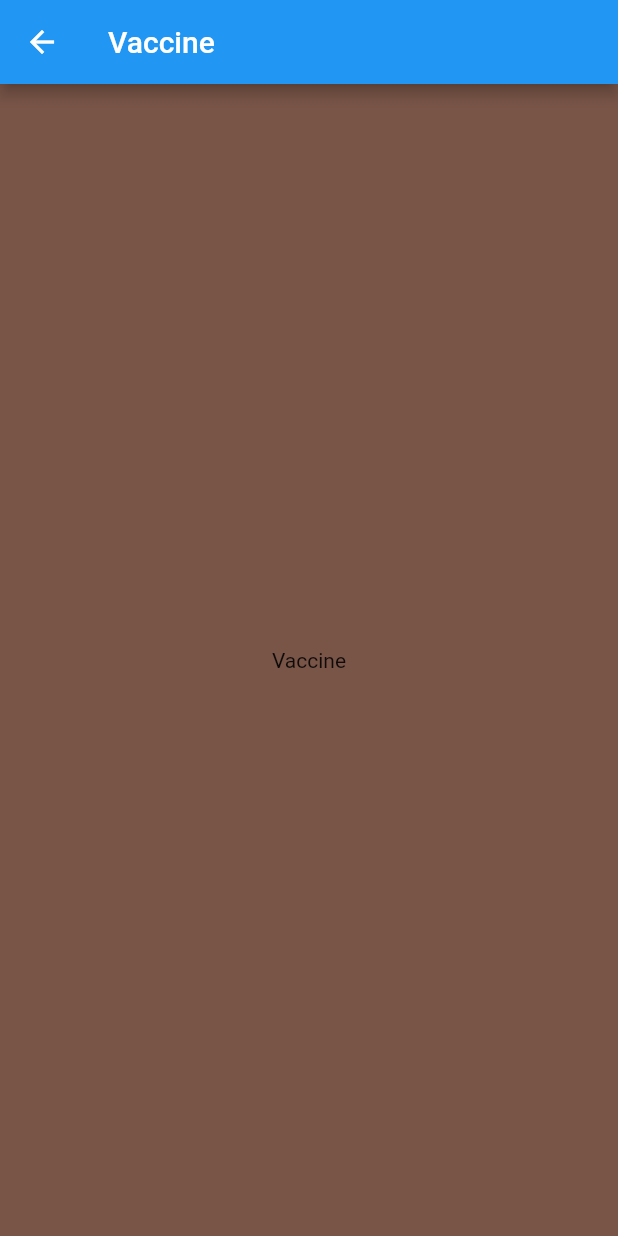
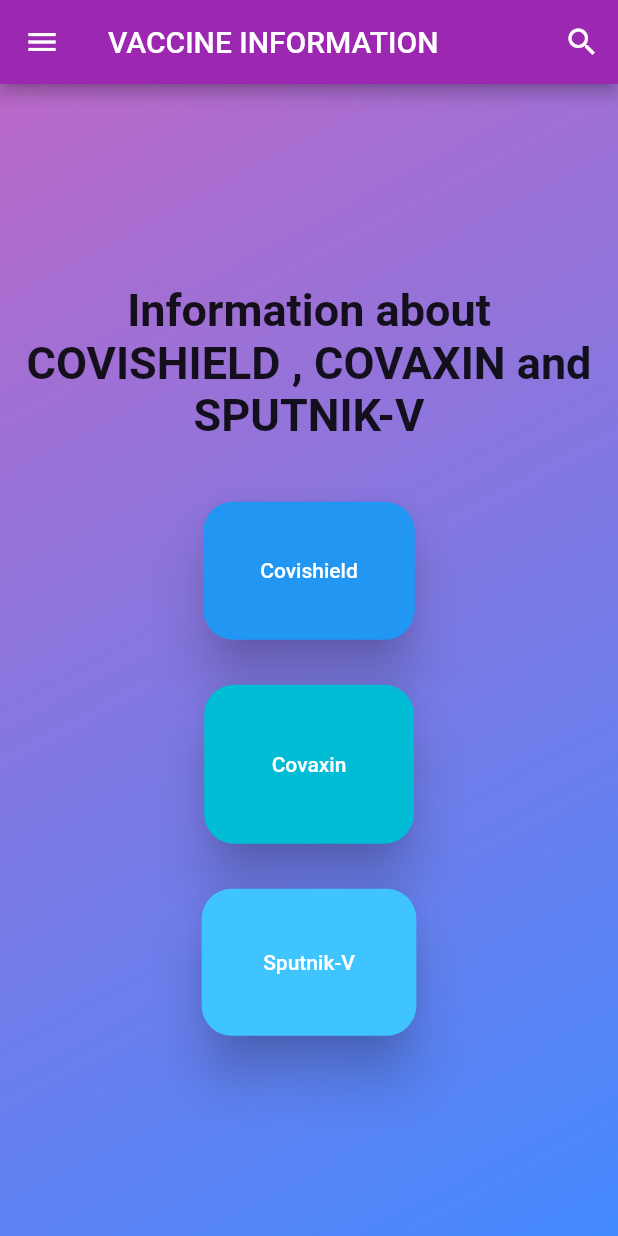
Before and after one commit to IshanRakte/CoviTrack, a Flutter app: the VaccineInfo screen opened by its route, on a phone screen of 412 x 824 dp. Run offline on Flutter 3.47's test engine with Material 2 defaults, Android fonts, the phone set to English and light mode, and no system bars.

Commit message:
minor change in emergency and vaccine update

```diff
--- a/covitrack/lib/screens/emergency.dart
+++ b/covitrack/lib/screens/emergency.dart
@@ -1,5 +1,3 @@
-import 'dart:html';
-
 import 'package:flutter/material.dart';
 import 'package:covitrack/cities/pune.dart';
 import 'package:covitrack/cities/mumbai.dart';
@@ -16,7 +14,7 @@ class Emergency extends StatelessWidget {
           'Emergency',
           style: TextStyle(color: Colors.white),
         ),
-        backgroundColor: Colors.red,
+        backgroundColor: Color.fromRGBO(218, 0, 55, 1),
       ),
       body: Container(
         child: Center(
--- a/covitrack/lib/screens/vaccine.dart
+++ b/covitrack/lib/screens/vaccine.dart
@@ -1,4 +1,7 @@
 import 'package:flutter/material.dart';
+import 'package:covitrack/vaccineinfo/covaxin.dart';
+import 'package:covitrack/vaccineinfo/covishield.dart';
+import 'package:covitrack/vaccineinfo/sputnik.dart';
 class VaccineInfo extends StatefulWidget {
   @override
   _VaccineInfoState createState() => _VaccineInfoState();
@@ -8,10 +11,105 @@ class _VaccineInfoState extends State<VaccineInfo> {
   @override
   Widget build(BuildContext context) {
     return Scaffold(
-      backgroundColor: Colors.brown,
-      appBar: AppBar(title: Text('Vaccine')),
-      body: Center(
-        child: Text('Vaccine'),
+
+      appBar: AppBar(
+        backgroundColor: Colors.purple,
+        leading: IconButton(icon: Icon(Icons.menu), onPressed: () {
+
+        }),
+        title: Text("VACCINE INFORMATION"),
+        actions: <Widget>[
+          IconButton(icon: Icon(Icons.search), onPressed: () {
+
+          }),
+        ],
+      ),
+      body:Container(
+         decoration: BoxDecoration(
+           gradient: LinearGradient(
+             colors: [Colors.purple.shade300,Colors.blueAccent],
+             begin: Alignment.topLeft,
+             end: Alignment.bottomRight
+           )
+         ),
+
+
+        child: Column(
+          mainAxisAlignment: MainAxisAlignment.center,
+          crossAxisAlignment: CrossAxisAlignment.center,
+          children: <Widget>[
+            Text("Information about COVISHIELD , COVAXIN and SPUTNIK-V",
+            textAlign: TextAlign.center,
+            style: TextStyle(
+              fontSize: 30,
+              fontWeight: FontWeight.bold
+            ),),
+            SizedBox(height: 40,),
+            ElevatedButton(
+
+
+              child: Text('Covishield',
+                  style: TextStyle(
+                    color: Colors.white,
+                  )
+              ),
+              style: ElevatedButton.styleFrom( elevation: 15,
+                shadowColor: Colors.black,
+                shape: RoundedRectangleBorder(
+                  borderRadius: BorderRadius.circular(20)
+                ),
+                primary: Colors.blue,
+                  padding:EdgeInsets.all(38),
+
+
+               ),
+
+              onPressed: () {
+                Navigator.push(context,
+                    MaterialPageRoute(builder: (context) => Covishield()));
+              },
+            ),
+            SizedBox(height: 30,),
+            ElevatedButton(
+              child: Text("Covaxin",
+                  style: TextStyle(
+                    color: Colors.white,
+                  )
+              ),
+              style: ElevatedButton.styleFrom( elevation: 15,
+                shadowColor: Colors.black,
+                shape: RoundedRectangleBorder(
+                  borderRadius: BorderRadius.circular(20)),
+                  primary: Colors.cyan,
+                padding:EdgeInsets.all(45),),
+              onPressed: () {
+                Navigator.push(context,
+                    MaterialPageRoute(builder: (context) => Covaxin()));
+              },
+            ),
+            SizedBox(height: 30,),
+            ElevatedButton(
+              child: Text("Sputnik-V",
+                  style: TextStyle(
+                    color: Colors.white,
+                  )
+              ),
+              style: ElevatedButton.styleFrom( elevation: 15,
+                  shadowColor: Colors.black,
+                  shape: RoundedRectangleBorder(
+                      borderRadius: BorderRadius.circular(20)),
+                  primary: Colors.lightBlueAccent,
+                  padding:EdgeInsets.all(41)
+              ),
+              onPressed: () {
+                Navigator.push(context,
+                    MaterialPageRoute(builder: (context) => Sputnik()));
+              },
+            ),
+
+
+          ],
+        ),
       ),
     );
   }
```
Also changed, not shown: covitrack/lib/cities/pune.dart (+14 -2 lines), covitrack/lib/vaccineinfo/covaxin.dart (added, +180 -0 lines), covitrack/lib/vaccineinfo/covishield.dart (added, +190 -0 lines), covitrack/lib/vaccineinfo/sputnik.dart (added, +187 -0 lines).
